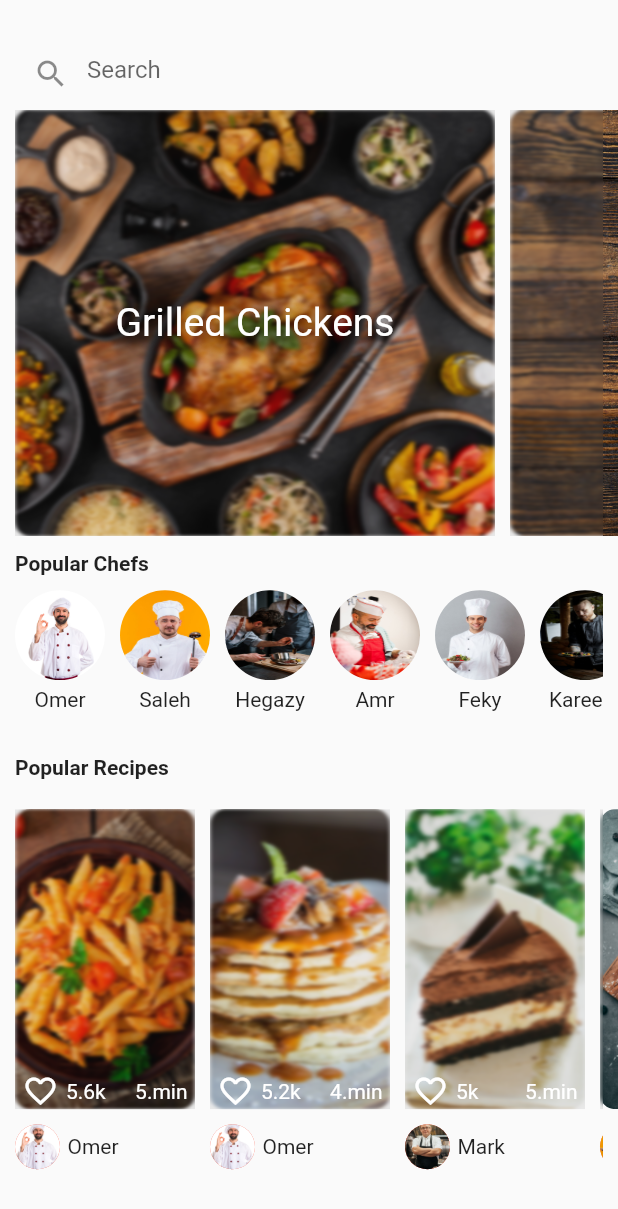
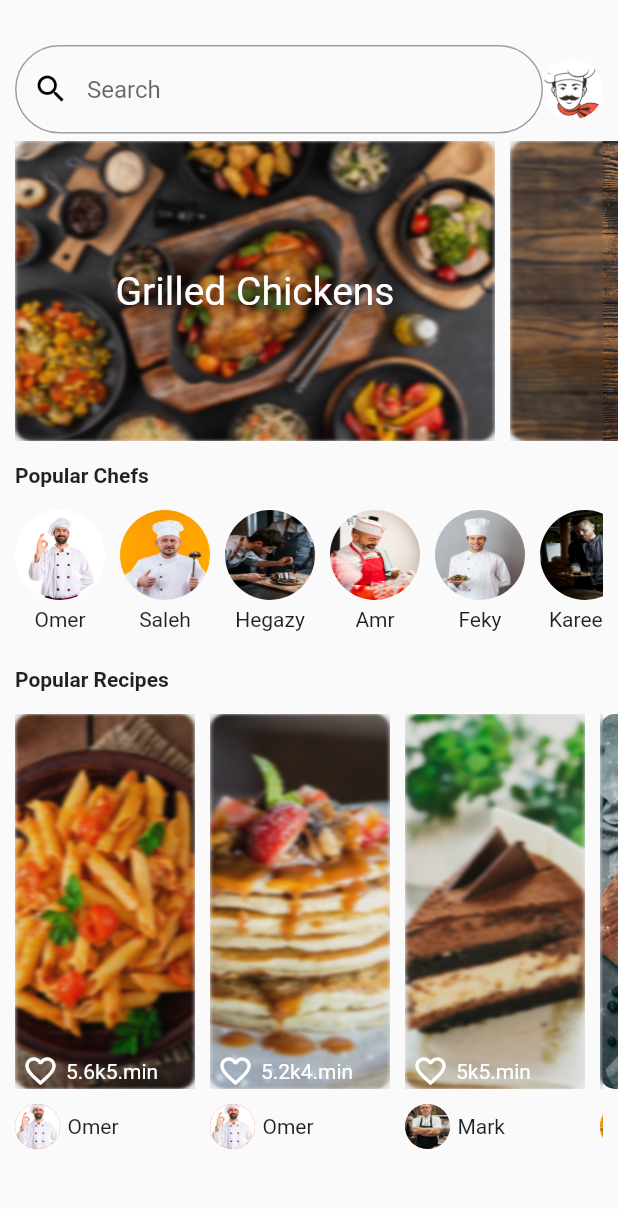
Before and after one commit to Hegazy02/foodcon, a Flutter app: the homePage screen opened by its route, on a phone screen of 412 x 824 dp. Shown: the top 1209 px of the screen. Run offline on Flutter 3.47's test engine with Material 2 defaults, Android fonts, the phone set to English and light mode, and no system bars.

Commit message:
search bar

```diff
--- a/lib/Pages/homePage.dart
+++ b/lib/Pages/homePage.dart
@@ -2,6 +2,7 @@ import 'dart:ui';
 
 import 'package:flutter/material.dart';
 import 'package:foodcon/Components/Lists.dart';
+import 'package:foodcon/constants.dart';
 
 class homePage extends StatefulWidget {
   String id = "home";
@@ -42,7 +43,8 @@ class _homePageState extends State<homePage> {
     'eaaaaaaaaaa'
   ];
   List filteredList = [];
-  bool searched = false;
+
+  String searchVal = "";
   TextEditingController editingController = TextEditingController();
   @override
   Widget build(BuildContext context) {
@@ -51,30 +53,67 @@ class _homePageState extends State<homePage> {
         margin: EdgeInsets.symmetric(horizontal: 10),
         child: Stack(
           children: [
-            Column(
+            SingleChildScrollView(
+              child: Column(mainAxisSize: MainAxisSize.min, children: [
+                SizedBox(
+                  height: 30,
+                ),
+                Row(
                   children: [
-                SizedBox(
-                  height: 25,
-                ),
-                TextField(
+                    Expanded(
+                      child: TextField(
+                        onTapOutside: (event) {
+                          setState(() {
+                            if (event.position.dy > 280) {
+                              filteredList = [];
+                            }
+
+                            print(event.position.dy);
+                          });
+                        },
                         onChanged: (value) {
+                          searchVal = value;
                           setState(() {
-                      // searched = !searched;
                             filteredList = autoList.where((element) {
-                        return element.toString().startsWith(value.toString());
+                              return element
+                                  .toString()
+                                  .startsWith(searchVal.toString());
                             }).toList();
-                      filteredList = value.isEmpty ? [] : filteredList;
+                            filteredList =
+                                searchVal.isEmpty ? [] : filteredList;
                             print(filteredList);
                           });
                         },
                         controller: editingController,
+                        cursorColor: Colors.grey,
                         decoration: InputDecoration(
-                    border: InputBorder.none,
+                          enabledBorder: OutlineInputBorder(
+                              borderRadius: BorderRadius.circular(30),
+                              borderSide:
+                                  BorderSide(width: 1, color: Colors.grey)),
+                          focusedBorder: OutlineInputBorder(
+                              borderRadius: BorderRadius.circular(30),
+                              borderSide:
+                                  BorderSide(width: 1, color: Colors.grey)),
                           hintText: "Search",
-                    prefixIcon: Icon(Icons.search),
+                          prefixIcon: Icon(
+                            Icons.search,
+                            color: Colors.black,
                           ),
                         ),
-                Expanded(
+                      ),
+                    ),
+                    CircleAvatar(
+                      backgroundImage: AssetImage(Klogo),
+                      backgroundColor: Colors.white,
+                    )
+                  ],
+                ),
+                SizedBox(
+                  height: 5,
+                ),
+                SizedBox(
+                  height: 200,
                   child: ListView.separated(
                     separatorBuilder: (context, index) {
                       return SizedBox(
@@ -92,7 +131,7 @@ class _homePageState extends State<homePage> {
                   ),
                 ),
                 Padding(
-                  padding: const EdgeInsets.symmetric(vertical: 10),
+                  padding: const EdgeInsets.symmetric(vertical: 15),
                   child: Row(
                     children: [
                       filteredList.isEmpty
@@ -122,7 +161,7 @@ class _homePageState extends State<homePage> {
                   ),
                 ),
                 Padding(
-                  padding: const EdgeInsets.symmetric(vertical: 20),
+                  padding: const EdgeInsets.symmetric(vertical: 15),
                   child: Row(
                     children: [
                       Text(
@@ -132,15 +171,19 @@ class _homePageState extends State<homePage> {
                     ],
                   ),
                 ),
-                Expanded(
+                SizedBox(
+                  height: 300,
                   child: ListView.separated(
+                    scrollDirection: Axis.horizontal,
+                    shrinkWrap: true,
+                    physics: ClampingScrollPhysics(),
                     separatorBuilder: (context, index) {
                       return SizedBox(
                         width: 10,
+                        height: 10,
                       );
                     },
                     itemCount: popularRecipesList.length,
-                    scrollDirection: Axis.horizontal,
                     itemBuilder: (context, index) {
                       return popularRecipes(
                         index: index,
@@ -148,32 +191,27 @@ class _homePageState extends State<homePage> {
                     },
                   ),
                 ),
-              ],
+              ]),
             ),
             Container(
-              margin: EdgeInsets.only(top: 40),
-              child: Column(
+              margin: EdgeInsets.only(top: 65),
+              child: SizedBox(
+                height: filteredList.isEmpty ? 0 : 300,
+                child: ListView.builder(
+                  itemCount: filteredList.length < 7 ? filteredList.length : 6,
+                  itemBuilder: (context, index) {
+                    return MaterialButton(
+                        onPressed: () {},
+                        color: Color.fromARGB(255, 226, 225, 225),
+                        padding: EdgeInsets.only(left: 10),
+                        materialTapTargetSize: MaterialTapTargetSize.shrinkWrap,
+                        child: Row(
                           children: [
-                  ListView.builder(
-                    shrinkWrap: true,
-                    itemCount:
-                        filteredList.length < 7 ? filteredList.length : 6,
-                    itemBuilder: (context, index) {
-                      return InkWell(
-                        onTap: () {
-                          print("asd");
-                        },
-                        child: Container(
-                            padding: EdgeInsets.only(top: 20, left: 10),
-                            color: Colors.green,
-                            child: Text(
-                              filteredList[index],
-                              style: TextStyle(fontSize: 16),
-                            )),
-                      );
+                            Expanded(child: Text(filteredList[index])),
+                          ],
+                        ));
                   },
                 ),
-                ],
               ),
             )
           ],
@@ -261,20 +299,23 @@ class popularRecipes extends StatelessWidget {
 
   @override
   Widget build(BuildContext context) {
-    return Column(
+    return Expanded(
+      child: Column(
         crossAxisAlignment: CrossAxisAlignment.start,
         children: [
           Container(
               width: 120,
-            height: 200,
+              height: 250,
               child: InkWell(
                 onTap: () {},
-              splashColor: Color.fromARGB(255, 255, 255, 255).withOpacity(0.5),
+                splashColor:
+                    Color.fromARGB(255, 255, 255, 255).withOpacity(0.5),
                 child: Ink(
                   decoration: BoxDecoration(
                     borderRadius: BorderRadius.circular(10),
                     image: DecorationImage(
-                    image: ExactAssetImage(popularRecipesList[index!]['image']),
+                      image:
+                          ExactAssetImage(popularRecipesList[index!]['image']),
                       fit: BoxFit.cover,
                     ),
                   ),
@@ -300,7 +341,6 @@ class popularRecipes extends StatelessWidget {
                               "${popularRecipesList[index!]['likes']}k",
                               style: TextStyle(color: Colors.white),
                             ),
-                          Spacer(),
                             Text(
                               "${popularRecipesList[index!]['min']}.min",
                               style: TextStyle(color: Colors.white),
@@ -326,6 +366,7 @@ class popularRecipes extends StatelessWidget {
                 child: CircleAvatar(
                   backgroundImage:
                       AssetImage(popularRecipesList[index!]['avatar']),
+                  child: Text(""),
                 ),
               ),
               SizedBox(
@@ -335,6 +376,7 @@ class popularRecipes extends StatelessWidget {
             ],
           ),
         ],
+      ),
     );
   }
 }
```
Lines whose indentation alone changed are shown as unchanged.
